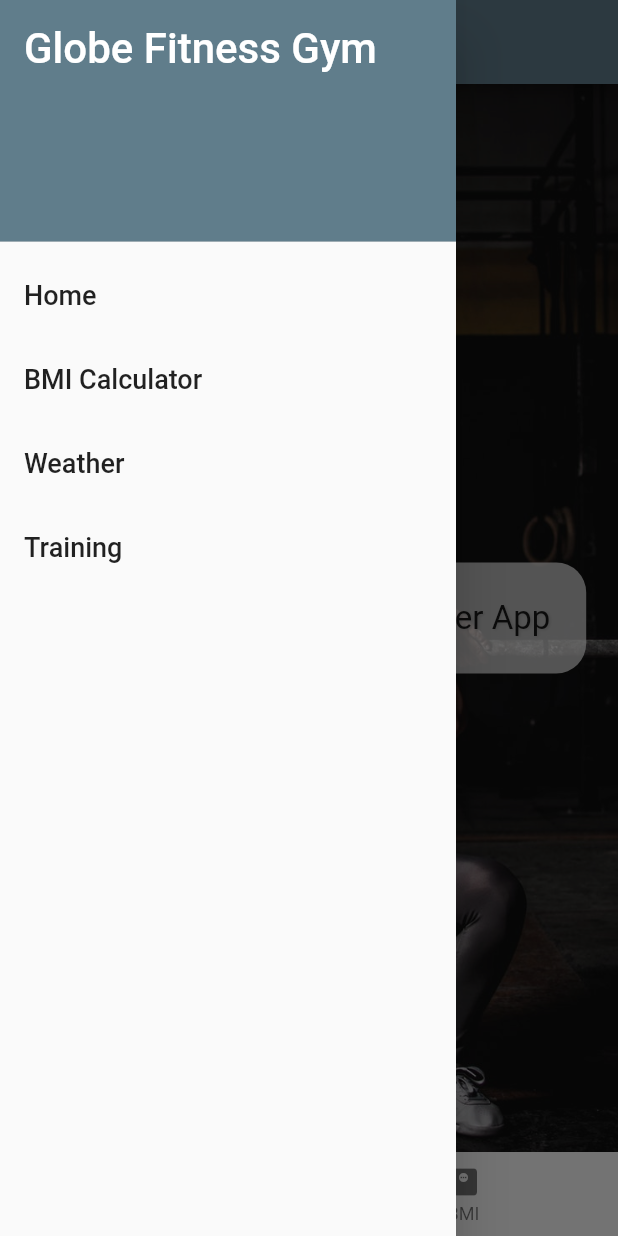
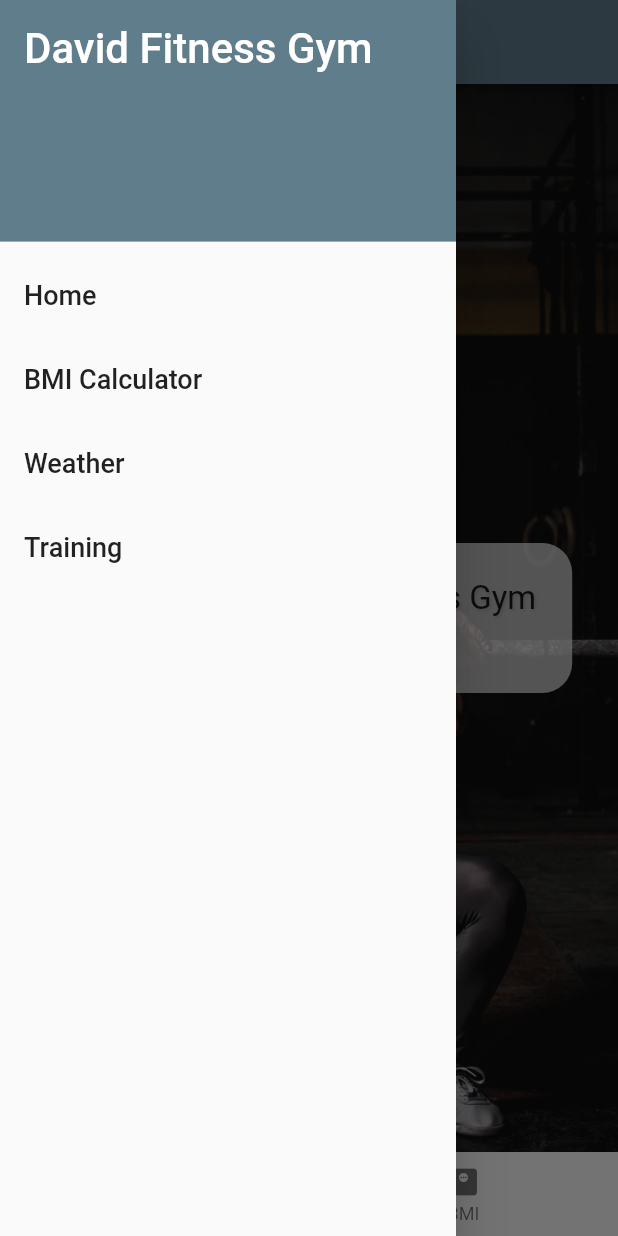
Before and after one commit to danielotieno/fitness-app-flutter, a Flutter app: the screen it shows after launch, with the side drawer open, on a phone screen of 412 x 824 dp. Run offline on Flutter 3.47's test engine with Material 2 defaults, Android fonts, the phone set to English and light mode, and no system bars.

Commit message:
chore:change the app heading

```diff
--- a/lib/screens/intro_screen.dart
+++ b/lib/screens/intro_screen.dart
@@ -8,7 +8,7 @@ class IntroScreen extends StatelessWidget {
   @override
   Widget build(BuildContext context) {
     return Scaffold(
-        appBar: AppBar(title: Text('Hello David')),
+        appBar: AppBar(title: Text('David Fitness Gym')),
         drawer: MenuDrawer(),
         bottomNavigationBar: MenuBottom(),
         body: Container(
@@ -25,7 +25,7 @@ class IntroScreen extends StatelessWidget {
                       color: Colors.white70,
                     ),
                     child: Text(
-                      'Hey is greetings from Flutter App',
+                      'Welcome to David Fitness Gym\n No Pain No Gain',
                       textAlign: TextAlign.center,
                       style: TextStyle(fontSize: 22, shadows: [
                         Shadow(
--- a/lib/shared/menu_drawer.dart
+++ b/lib/shared/menu_drawer.dart
@@ -26,7 +26,7 @@ class MenuDrawer extends StatelessWidget {
     menuItems.add(DrawerHeader(
         decoration: BoxDecoration(color: Colors.blueGrey),
         child: Text(
-          'Globe Fitness Gym',
+          'David Fitness Gym',
           style: TextStyle(color: Colors.white, fontSize: 28),
         )));
     menuTitles.forEach((String element) {
```
